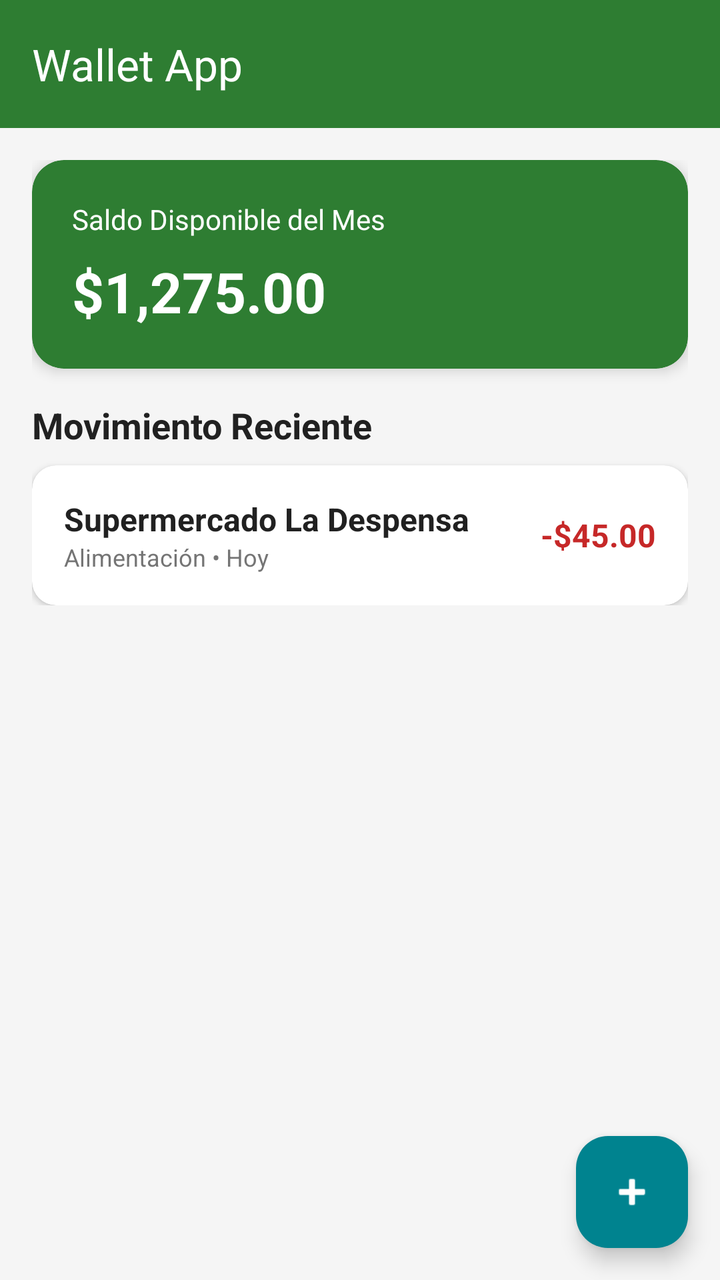
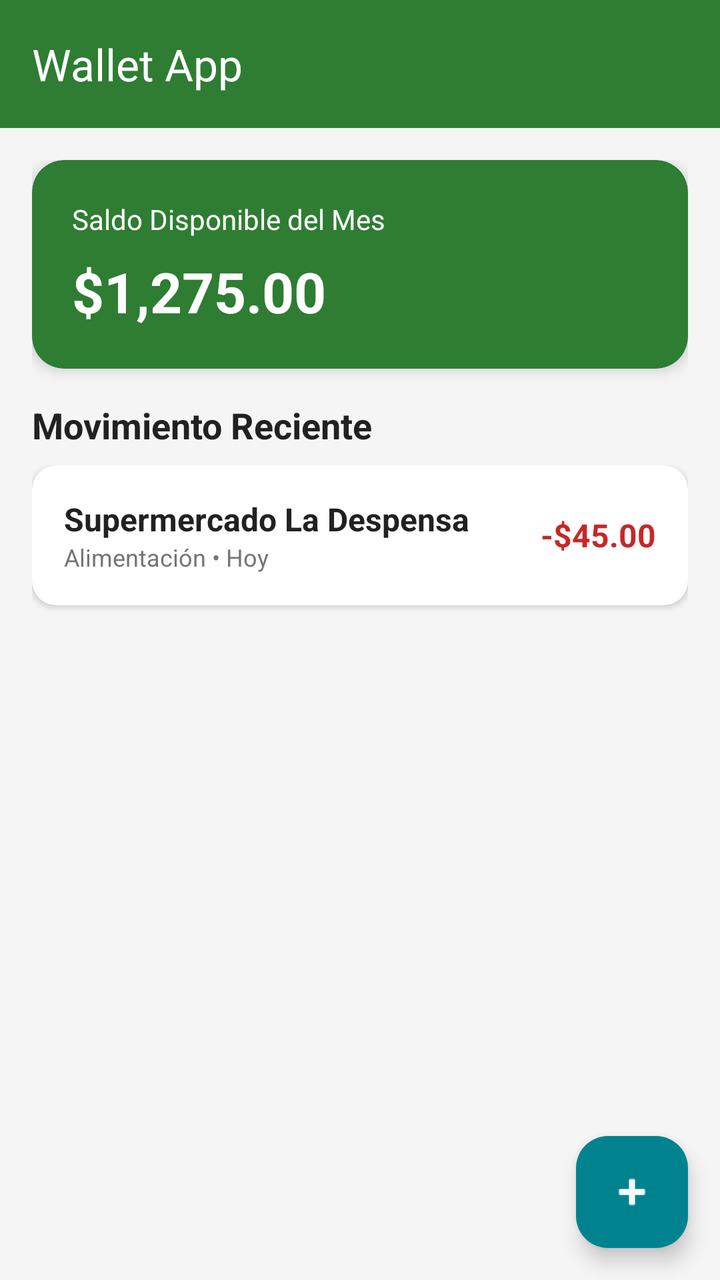

Screens rendered from an Android XML layout before and after an edit, with the pre-edit source and the edit as a unified diff.
<!-- AndroidManifest.xml: application theme Theme.WalletApp -->
<!-- res/layout/activity_main.xml -->
<?xml version="1.0" encoding="utf-8"?>
<androidx.drawerlayout.widget.DrawerLayout xmlns:android="http://schemas.android.com/apk/res/android"
    xmlns:app="http://schemas.android.com/apk/res-auto"
    xmlns:tools="http://schemas.android.com/tools"
    android:id="@+id/drawer_layout"
    android:layout_width="match_parent"
    android:layout_height="match_parent"
    android:fitsSystemWindows="true"
    tools:openDrawer="start">

    <androidx.coordinatorlayout.widget.CoordinatorLayout
        android:layout_width="match_parent"
        android:layout_height="match_parent"
        android:background="@color/background_light">

        <com.google.android.material.appbar.AppBarLayout
            android:layout_width="match_parent"
            android:layout_height="wrap_content">

            <androidx.appcompat.widget.Toolbar
                android:id="@+id/toolbar"
                android:layout_width="match_parent"
                android:layout_height="?attr/actionBarSize"
                android:background="@color/primary_emerald"
                app:title="Wallet App"
                app:titleTextColor="@android:color/white" />

        </com.google.android.material.appbar.AppBarLayout>

        <ScrollView
            android:layout_width="match_parent"
            android:layout_height="match_parent"
            app:layout_behavior="@string/appbar_scrolling_view_behavior">

            <LinearLayout
                android:layout_width="match_parent"
                android:layout_height="wrap_content"
                android:orientation="vertical"
                android:padding="16dp">

                
                <androidx.cardview.widget.CardView
                    android:layout_width="match_parent"
                    android:layout_height="wrap_content"
                    app:cardCornerRadius="16dp"
                    app:cardElevation="4dp"
                    android:layout_marginBottom="16dp"
                    app:cardBackgroundColor="@color/primary_emerald">

                    <LinearLayout
                        android:layout_width="match_parent"
                        android:layout_height="wrap_content"
                        android:orientation="vertical"
                        android:padding="20dp">

                        <TextView
                            android:layout_width="wrap_content"
                            android:layout_height="wrap_content"
                            android:text="Saldo Disponible del Mes"
                            android:textColor="@android:color/white"
                            android:textSize="14sp" />

                        <TextView
                            android:id="@+id/tv_total_balance"
                            android:layout_width="wrap_content"
                            android:layout_height="wrap_content"
                            android:text="$1,275.00"
                            android:textColor="@android:color/white"
                            android:textSize="28sp"
                            android:textStyle="bold"
                            android:layout_marginTop="8dp" />

                    </LinearLayout>
                </androidx.cardview.widget.CardView>

                
                <TextView
                    android:layout_width="wrap_content"
                    android:layout_height="wrap_content"
                    android:text="Movimiento Reciente"
                    android:textSize="18sp"
                    android:textStyle="bold"
                    android:textColor="@color/text_primary"
                    android:layout_marginBottom="8dp" />

                
                <androidx.cardview.widget.CardView
                    android:layout_width="match_parent"
                    android:layout_height="wrap_content"
                    app:cardCornerRadius="12dp"
                    app:cardElevation="2dp"
                    app:cardBackgroundColor="@color/card_background">

                    <LinearLayout
                        android:layout_width="match_parent"
                        android:layout_height="wrap_content"
                        android:orientation="horizontal"
                        android:padding="16dp"
                        android:gravity="center_vertical">

                        <LinearLayout
                            android:layout_width="0dp"
                            android:layout_height="wrap_content"
                            android:layout_weight="1"
                            android:orientation="vertical">
                            <TextView
                                android:layout_width="wrap_content"
                                android:layout_height="wrap_content"
                                android:text="Supermercado La Despensa"
                                android:textSize="16sp"
                                android:textStyle="bold"
                                android:textColor="@color/text_primary"/>
                            <TextView
                                android:layout_width="wrap_content"
                                android:layout_height="wrap_content"
                                android:text="Alimentación • Hoy"
                                android:textSize="12sp"
                                android:textColor="@color/text_secondary"/>
                        </LinearLayout>

                        <TextView
                            android:layout_width="wrap_content"
                            android:layout_height="wrap_content"
                            android:text="-$45.00"
                            android:textSize="16sp"
                            android:textStyle="bold"
                            android:textColor="@color/expense_red"/>

                    </LinearLayout>
                </androidx.cardview.widget.CardView>

            </LinearLayout>
        </ScrollView>

        
        <com.google.android.material.floatingactionbutton.FloatingActionButton
            android:id="@+id/fab_add_transaction"
            android:layout_width="wrap_content"
            android:layout_height="wrap_content"
            android:layout_gravity="bottom|end"
            android:layout_margin="16dp"
            app:backgroundTint="@color/secondary_turquoise"
            app:tint="@android:color/white"
            android:src="@android:drawable/ic_input_add" />

    </androidx.coordinatorlayout.widget.CoordinatorLayout>

    <com.google.android.material.navigation.NavigationView
        android:id="@+id/nav_view"
        android:layout_width="wrap_content"
        android:layout_height="match_parent"
        android:layout_gravity="start"
        app:headerLayout="@layout/nav_header_wallet"
        app:menu="@menu/activity_main_drawer" />

</androidx.drawerlayout.widget.DrawerLayout>
<!-- res/layout/nav_header_wallet.xml (included above) -->
<?xml version="1.0" encoding="utf-8"?>
<LinearLayout xmlns:android="http://schemas.android.com/apk/res/android"
    android:layout_width="match_parent"
    android:layout_height="176dp"
    android:background="@color/primary_emerald"
    android:gravity="bottom"
    android:orientation="vertical"
    android:padding="16dp">

    <TextView
        android:layout_width="match_parent"
        android:layout_height="wrap_content"
        android:text="Wallet App"
        android:textColor="@android:color/white"
        android:textSize="20sp"
        android:textStyle="bold" />

    <TextView
        android:layout_width="match_parent"
        android:layout_height="wrap_content"
        android:text="Control de Finanzas Personales"
        android:textColor="#E0F2F1"
        android:textSize="14sp"
        android:layout_marginTop="4dp"/>

</LinearLayout>
<!-- resources referenced by this layout -->
<resources>
  <color name="background_light">#F5F5F5</color>
  <color name="card_background">#FFFFFF</color>
  <color name="expense_red">#C62828</color>
  <color name="primary_emerald">#2E7D32</color>
  <color name="secondary_turquoise">#00838F</color>
  <color name="text_primary">#212121</color>
  <color name="text_secondary">#757575</color>
  <style name="Theme.WalletApp" parent="Base.Theme.WalletApp" />
  <style name="Base.Theme.WalletApp" parent="Theme.Material3.DayNight.NoActionBar">
          
          
      </style>
</resources>

<!-- the commit's change to res/layout/activity_main.xml (unified diff, before → after) -->
@@ -84,50 +84,60 @@
                     android:layout_marginBottom="8dp" />
 
                 
-                <androidx.cardview.widget.CardView
+                <LinearLayout
+                    android:id="@+id/ll_lista_movimientos"
                     android:layout_width="match_parent"
                     android:layout_height="wrap_content"
-                    app:cardCornerRadius="12dp"
-                    app:cardElevation="2dp"
-                    app:cardBackgroundColor="@color/card_background">
+                    android:orientation="vertical">
 
-                    <LinearLayout
+                    
+                    <androidx.cardview.widget.CardView
                         android:layout_width="match_parent"
                         android:layout_height="wrap_content"
-                        android:orientation="horizontal"
-                        android:padding="16dp"
-                        android:gravity="center_vertical">
+                        app:cardCornerRadius="12dp"
+                        app:cardElevation="2dp"
+                        app:cardBackgroundColor="@color/card_background"
+                        android:layout_marginBottom="8dp">
 
                         <LinearLayout
-                            android:layout_width="0dp"
+                            android:layout_width="match_parent"
                             android:layout_height="wrap_content"
-                            android:layout_weight="1"
-                            android:orientation="vertical">
+                            android:orientation="horizontal"
+                            android:padding="16dp"
+                            android:gravity="center_vertical">
+
+                            <LinearLayout
+                                android:layout_width="0dp"
+                                android:layout_height="wrap_content"
+                                android:layout_weight="1"
+                                android:orientation="vertical">
+                                <TextView
+                                    android:layout_width="wrap_content"
+                                    android:layout_height="wrap_content"
+                                    android:text="Supermercado La Despensa"
+                                    android:textSize="16sp"
+                                    android:textStyle="bold"
+                                    android:textColor="@color/text_primary"/>
+                                <TextView
+                                    android:layout_width="wrap_content"
+                                    android:layout_height="wrap_content"
+                                    android:text="Alimentación • Hoy"
+                                    android:textSize="12sp"
+                                    android:textColor="@color/text_secondary"/>
+                            </LinearLayout>
+
                             <TextView
                                 android:layout_width="wrap_content"
                                 android:layout_height="wrap_content"
-                                android:text="Supermercado La Despensa"
+                                android:text="-$45.00"
                                 android:textSize="16sp"
                                 android:textStyle="bold"
-                                android:textColor="@color/text_primary"/>
-                            <TextView
-                                android:layout_width="wrap_content"
-                                android:layout_height="wrap_content"
-                                android:text="Alimentación • Hoy"
-                                android:textSize="12sp"
-                                android:textColor="@color/text_secondary"/>
+                                android:textColor="@color/expense_red"/>
+
                         </LinearLayout>
+                    </androidx.cardview.widget.CardView>
 
-                        <TextView
-                            android:layout_width="wrap_content"
-                            android:layout_height="wrap_content"
-                            android:text="-$45.00"
-                            android:textSize="16sp"
-                            android:textStyle="bold"
-                            android:textColor="@color/expense_red"/>
-
-                    </LinearLayout>
-                </androidx.cardview.widget.CardView>
+                </LinearLayout>
 
             </LinearLayout>
         </ScrollView>
